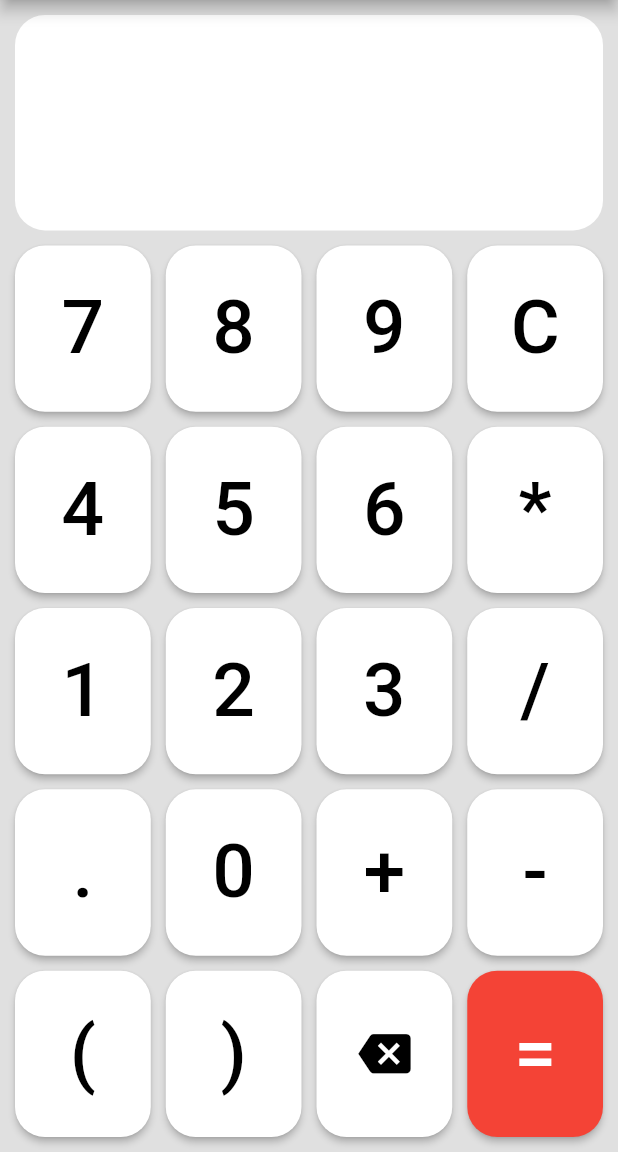
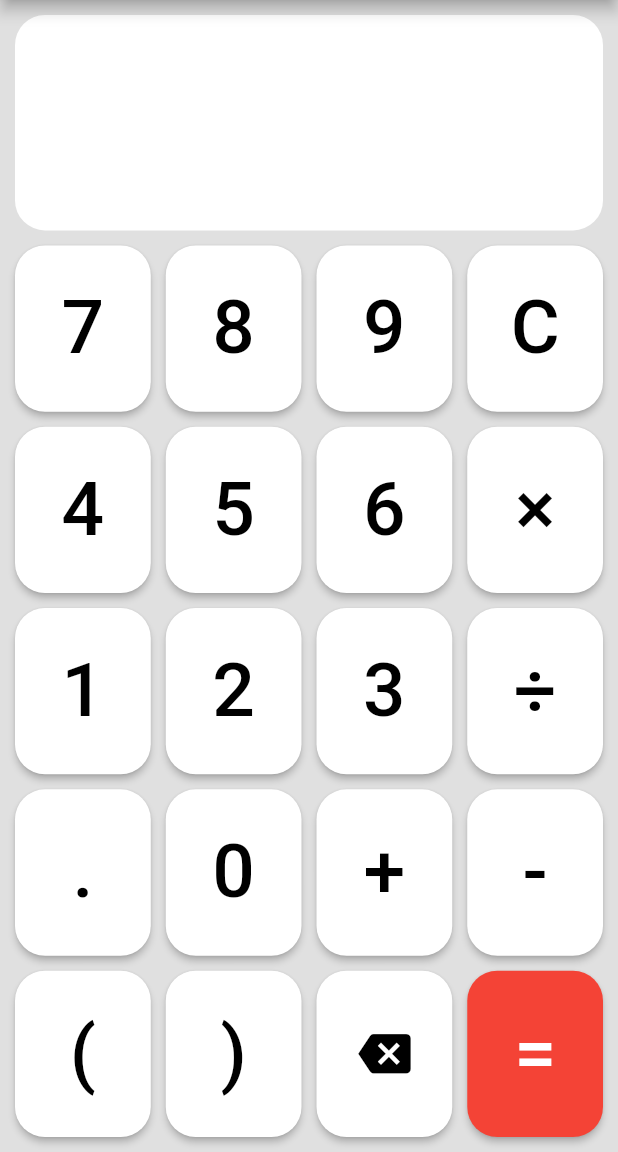
Before and after one commit to OverdriveNGain/counter-calc, a Flutter app: the Calc screen opened directly, on a phone screen of 412 x 824 dp, the part 84-1236 px from its top. Run offline on Flutter 3.47's test engine with Material 2 defaults, Android fonts, the phone set to English and light mode, and no system bars; our stand-ins replace auto_size_text, flutter_spinkit, fluttertoast, math_expressions, shared_preferences; accounts and stored records are empty.

Commit message:
Converted * and / to × and ÷

```diff
--- a/lib/pages/calculator.dart
+++ b/lib/pages/calculator.dart
@@ -186,7 +186,7 @@ class _CalcState extends State<Calc> {
                       borderRadius: BorderRadius.all(Radius.circular(20.0)),
                     ),
                     child: AutoSizeText(
-                      Save.calcDisp,
+                      Save.calcDisp.replaceAll("*", "×").replaceAll("/", "÷"),
                       style: TextStyle(
                         color: Colors.grey[600],
                         fontSize: 55,
@@ -225,7 +225,7 @@ class _CalcState extends State<Calc> {
                           GetButton("4"),
                           GetButton("5"),
                           GetButton("6"),
-                          GetButton("*"),
+                          GetButton("*", childText:"×"),
                         ],
                       ),
                     ),
@@ -237,7 +237,7 @@ class _CalcState extends State<Calc> {
                           GetButton("1"),
                           GetButton("2"),
                           GetButton("3"),
-                          GetButton("/"),
+                          GetButton("/", childText:"÷"),
                         ],
                       ),
                     ),
```
